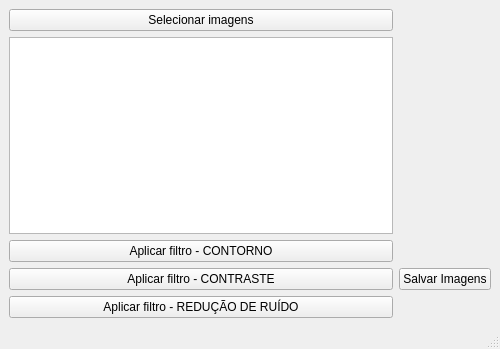
Above: main_window.ui from vitoriabarros132/image-editor-app before the change. Below: the same form after it.
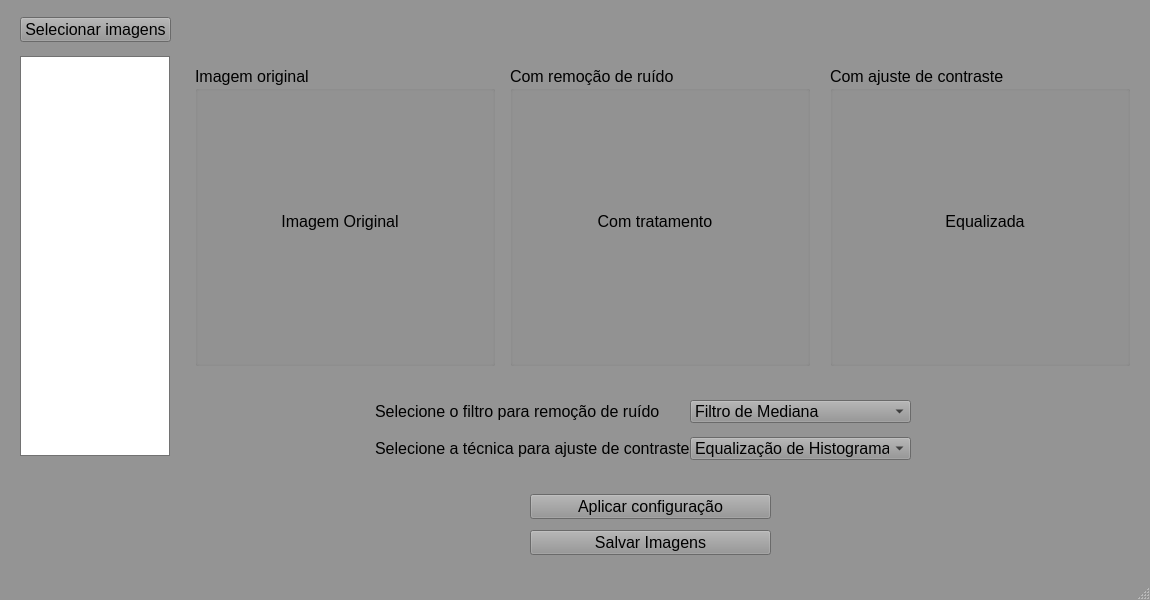
That is the form after the change. Icons and pictures are not drawn.

The edit to the form file:
```diff
--- a/main_window.ui
+++ b/main_window.ui
@@ -6,94 +6,816 @@
    <rect>
     <x>0</x>
     <y>0</y>
-    <width>500</width>
-    <height>349</height>
+    <width>1150</width>
+    <height>600</height>
    </rect>
   </property>
+  <property name="minimumSize">
+   <size>
+    <width>1150</width>
+    <height>600</height>
+   </size>
+  </property>
   <property name="maximumSize">
    <size>
-    <width>500</width>
-    <height>500</height>
+    <width>1150</width>
+    <height>600</height>
    </size>
   </property>
+  <property name="palette">
+   <palette>
+    <active>
+     <colorrole role="WindowText">
+      <brush brushstyle="SolidPattern">
+       <color alpha="255">
+        <red>0</red>
+        <green>0</green>
+        <blue>0</blue>
+       </color>
+      </brush>
+     </colorrole>
+     <colorrole role="Button">
+      <brush brushstyle="SolidPattern">
+       <color alpha="255">
+        <red>148</red>
+        <green>148</green>
+        <blue>148</blue>
+       </color>
+      </brush>
+     </colorrole>
+     <colorrole role="Light">
+      <brush brushstyle="SolidPattern">
+       <color alpha="255">
+        <red>222</red>
+        <green>222</green>
+        <blue>222</blue>
+       </color>
+      </brush>
+     </colorrole>
+     <colorrole role="Midlight">
+      <brush brushstyle="SolidPattern">
+       <color alpha="255">
+        <red>185</red>
+        <green>185</green>
+        <blue>185</blue>
+       </color>
+      </brush>
+     </colorrole>
+     <colorrole role="Dark">
+      <brush brushstyle="SolidPattern">
+       <color alpha="255">
+        <red>74</red>
+        <green>74</green>
+        <blue>74</blue>
+       </color>
+      </brush>
+     </colorrole>
+     <colorrole role="Mid">
+      <brush brushstyle="SolidPattern">
+       <color alpha="255">
+        <red>99</red>
+        <green>99</green>
+        <blue>99</blue>
+       </color>
+      </brush>
+     </colorrole>
+     <colorrole role="Text">
+      <brush brushstyle="SolidPattern">
+       <color alpha="255">
+        <red>0</red>
+        <green>0</green>
+        <blue>0</blue>
+       </color>
+      </brush>
+     </colorrole>
+     <colorrole role="BrightText">
+      <brush brushstyle="SolidPattern">
+       <color alpha="255">
+        <red>255</red>
+        <green>255</green>
+        <blue>255</blue>
+       </color>
+      </brush>
+     </colorrole>
+     <colorrole role="ButtonText">
+      <brush brushstyle="SolidPattern">
+       <color alpha="255">
+        <red>0</red>
+        <green>0</green>
+        <blue>0</blue>
+       </color>
+      </brush>
+     </colorrole>
+     <colorrole role="Base">
+      <brush brushstyle="SolidPattern">
+       <color alpha="255">
+        <red>255</red>
+        <green>255</green>
+        <blue>255</blue>
+       </color>
+      </brush>
+     </colorrole>
+     <colorrole role="Window">
+      <brush brushstyle="SolidPattern">
+       <color alpha="255">
+        <red>148</red>
+        <green>148</green>
+        <blue>148</blue>
+       </color>
+      </brush>
+     </colorrole>
+     <colorrole role="Shadow">
+      <brush brushstyle="SolidPattern">
+       <color alpha="255">
+        <red>0</red>
+        <green>0</green>
+        <blue>0</blue>
+       </color>
+      </brush>
+     </colorrole>
+     <colorrole role="Highlight">
+      <brush brushstyle="SolidPattern">
+       <color alpha="255">
+        <red>0</red>
+        <green>0</green>
+        <blue>0</blue>
+       </color>
+      </brush>
+     </colorrole>
+     <colorrole role="AlternateBase">
+      <brush brushstyle="SolidPattern">
+       <color alpha="255">
+        <red>201</red>
+        <green>201</green>
+        <blue>201</blue>
+       </color>
+      </brush>
+     </colorrole>
+     <colorrole role="ToolTipBase">
+      <brush brushstyle="SolidPattern">
+       <color alpha="255">
+        <red>255</red>
+        <green>255</green>
+        <blue>220</blue>
+       </color>
+      </brush>
+     </colorrole>
+     <colorrole role="ToolTipText">
+      <brush brushstyle="SolidPattern">
+       <color alpha="255">
+        <red>0</red>
+        <green>0</green>
+        <blue>0</blue>
+       </color>
+      </brush>
+     </colorrole>
+     <colorrole role="PlaceholderText">
+      <brush brushstyle="SolidPattern">
+       <color alpha="127">
+        <red>0</red>
+        <green>0</green>
+        <blue>0</blue>
+       </color>
+      </brush>
+     </colorrole>
+     <colorrole role="Accent">
+      <brush brushstyle="SolidPattern">
+       <color alpha="255">
+        <red>255</red>
+        <green>255</green>
+        <blue>255</blue>
+       </color>
+      </brush>
+     </colorrole>
+    </active>
+    <inactive>
+     <colorrole role="WindowText">
+      <brush brushstyle="SolidPattern">
+       <color alpha="255">
+        <red>0</red>
+        <green>0</green>
+        <blue>0</blue>
+       </color>
+      </brush>
+     </colorrole>
+     <colorrole role="Button">
+      <brush brushstyle="SolidPattern">
+       <color alpha="255">
+        <red>148</red>
+        <green>148</green>
+        <blue>148</blue>
+       </color>
+      </brush>
+     </colorrole>
+     <colorrole role="Light">
+      <brush brushstyle="SolidPattern">
+       <color alpha="255">
+        <red>222</red>
+        <green>222</green>
+        <blue>222</blue>
+       </color>
+      </brush>
+     </colorrole>
+     <colorrole role="Midlight">
+      <brush brushstyle="SolidPattern">
+       <color alpha="255">
+        <red>185</red>
+        <green>185</green>
+        <blue>185</blue>
+       </color>
+      </brush>
+     </colorrole>
+     <colorrole role="Dark">
+      <brush brushstyle="SolidPattern">
+       <color alpha="255">
+        <red>74</red>
+        <green>74</green>
+        <blue>74</blue>
+       </color>
+      </brush>
+     </colorrole>
+     <colorrole role="Mid">
+      <brush brushstyle="SolidPattern">
+       <color alpha="255">
+        <red>99</red>
+        <green>99</green>
+        <blue>99</blue>
+       </color>
+      </brush>
+     </colorrole>
+     <colorrole role="Text">
+      <brush brushstyle="SolidPattern">
+       <color alpha="255">
+        <red>0</red>
+        <green>0</green>
+        <blue>0</blue>
+       </color>
+      </brush>
+     </colorrole>
+     <colorrole role="BrightText">
+      <brush brushstyle="SolidPattern">
+       <color alpha="255">
+        <red>255</red>
+        <green>255</green>
+        <blue>255</blue>
+       </color>
+      </brush>
+     </colorrole>
+     <colorrole role="ButtonText">
+      <brush brushstyle="SolidPattern">
+       <color alpha="255">
+        <red>0</red>
+        <green>0</green>
+        <blue>0</blue>
+       </color>
+      </brush>
+     </colorrole>
+     <colorrole role="Base">
+      <brush brushstyle="SolidPattern">
+       <color alpha="255">
+        <red>255</red>
+        <green>255</green>
+        <blue>255</blue>
+       </color>
+      </brush>
+     </colorrole>
+     <colorrole role="Window">
+      <brush brushstyle="SolidPattern">
+       <color alpha="255">
+        <red>148</red>
+        <green>148</green>
+        <blue>148</blue>
+       </color>
+      </brush>
+     </colorrole>
+     <colorrole role="Shadow">
+      <brush brushstyle="SolidPattern">
+       <color alpha="255">
+        <red>0</red>
+        <green>0</green>
+        <blue>0</blue>
+       </color>
+      </brush>
+     </colorrole>
+     <colorrole role="Highlight">
+      <brush brushstyle="SolidPattern">
+       <color alpha="255">
+        <red>0</red>
+        <green>0</green>
+        <blue>0</blue>
+       </color>
+      </brush>
+     </colorrole>
+     <colorrole role="AlternateBase">
+      <brush brushstyle="SolidPattern">
+       <color alpha="255">
+        <red>201</red>
+        <green>201</green>
+        <blue>201</blue>
+       </color>
+      </brush>
+     </colorrole>
+     <colorrole role="ToolTipBase">
+      <brush brushstyle="SolidPattern">
+       <color alpha="255">
+        <red>255</red>
+        <green>255</green>
+        <blue>220</blue>
+       </color>
+      </brush>
+     </colorrole>
+     <colorrole role="ToolTipText">
+      <brush brushstyle="SolidPattern">
+       <color alpha="255">
+        <red>0</red>
+        <green>0</green>
+        <blue>0</blue>
+       </color>
+      </brush>
+     </colorrole>
+     <colorrole role="PlaceholderText">
+      <brush brushstyle="SolidPattern">
+       <color alpha="127">
+        <red>0</red>
+        <green>0</green>
+        <blue>0</blue>
+       </color>
+      </brush>
+     </colorrole>
+     <colorrole role="Accent">
+      <brush brushstyle="SolidPattern">
+       <color alpha="255">
+        <red>255</red>
+        <green>255</green>
+        <blue>255</blue>
+       </color>
+      </brush>
+     </colorrole>
+    </inactive>
+    <disabled>
+     <colorrole role="WindowText">
+      <brush brushstyle="SolidPattern">
+       <color alpha="255">
+        <red>74</red>
+        <green>74</green>
+        <blue>74</blue>
+       </color>
+      </brush>
+     </colorrole>
+     <colorrole role="Button">
+      <brush brushstyle="SolidPattern">
+       <color alpha="255">
+        <red>148</red>
+        <green>148</green>
+        <blue>148</blue>
+       </color>
+      </brush>
+     </colorrole>
+     <colorrole role="Light">
+      <brush brushstyle="SolidPattern">
+       <color alpha="255">
+        <red>222</red>
+        <green>222</green>
+        <blue>222</blue>
+       </color>
+      </brush>
+     </colorrole>
+     <colorrole role="Midlight">
+      <brush brushstyle="SolidPattern">
+       <color alpha="255">
+        <red>185</red>
+        <green>185</green>
+        <blue>185</blue>
+       </color>
+      </brush>
+     </colorrole>
+     <colorrole role="Dark">
+      <brush brushstyle="SolidPattern">
+       <color alpha="255">
+        <red>74</red>
+        <green>74</green>
+        <blue>74</blue>
+       </color>
+      </brush>
+     </colorrole>
+     <colorrole role="Mid">
+      <brush brushstyle="SolidPattern">
+       <color alpha="255">
+        <red>99</red>
+        <green>99</green>
+        <blue>99</blue>
+       </color>
+      </brush>
+     </colorrole>
+     <colorrole role="Text">
+      <brush brushstyle="SolidPattern">
+       <color alpha="255">
+        <red>74</red>
+        <green>74</green>
+        <blue>74</blue>
+       </color>
+      </brush>
+     </colorrole>
+     <colorrole role="BrightText">
+      <brush brushstyle="SolidPattern">
+       <color alpha="255">
+        <red>255</red>
+        <green>255</green>
+        <blue>255</blue>
+       </color>
+      </brush>
+     </colorrole>
+     <colorrole role="ButtonText">
+      <brush brushstyle="SolidPattern">
+       <color alpha="255">
+        <red>74</red>
+        <green>74</green>
+        <blue>74</blue>
+       </color>
+      </brush>
+     </colorrole>
+     <colorrole role="Base">
+      <brush brushstyle="SolidPattern">
+       <color alpha="255">
+        <red>148</red>
+        <green>148</green>
+        <blue>148</blue>
+       </color>
+      </brush>
+     </colorrole>
+     <colorrole role="Window">
+      <brush brushstyle="SolidPattern">
+       <color alpha="255">
+        <red>148</red>
+        <green>148</green>
+        <blue>148</blue>
+       </color>
+      </brush>
+     </colorrole>
+     <colorrole role="Shadow">
+      <brush brushstyle="SolidPattern">
+       <color alpha="255">
+        <red>0</red>
+        <green>0</green>
+        <blue>0</blue>
+       </color>
+      </brush>
+     </colorrole>
+     <colorrole role="AlternateBase">
+      <brush brushstyle="SolidPattern">
+       <color alpha="255">
+        <red>148</red>
+        <green>148</green>
+        <blue>148</blue>
+       </color>
+      </brush>
+     </colorrole>
+     <colorrole role="ToolTipBase">
+      <brush brushstyle="SolidPattern">
+       <color alpha="255">
+        <red>255</red>
+        <green>255</green>
+        <blue>220</blue>
+       </color>
+      </brush>
+     </colorrole>
+     <colorrole role="ToolTipText">
+      <brush brushstyle="SolidPattern">
+       <color alpha="255">
+        <red>0</red>
+        <green>0</green>
+        <blue>0</blue>
+       </color>
+      </brush>
+     </colorrole>
+     <colorrole role="PlaceholderText">
+      <brush brushstyle="SolidPattern">
+       <color alpha="127">
+        <red>74</red>
+        <green>74</green>
+        <blue>74</blue>
+       </color>
+      </brush>
+     </colorrole>
+     <colorrole role="Accent">
+      <brush brushstyle="SolidPattern">
+       <color alpha="255">
+        <red>192</red>
+        <green>192</green>
+        <blue>192</blue>
+       </color>
+      </brush>
+     </colorrole>
+    </disabled>
+   </palette>
+  </property>
+  <property name="font">
+   <font>
+    <family>Arial</family>
+    <pointsize>12</pointsize>
+   </font>
+  </property>
   <property name="windowTitle">
    <string>MainWindow</string>
   </property>
   <widget class="QWidget" name="centralwidget">
-   <layout class="QGridLayout" name="gridLayout_2">
-    <item row="0" column="0">
-     <layout class="QVBoxLayout" name="verticalLayout">
-      <item>
-       <layout class="QGridLayout" name="gridLayout">
-        <item row="2" column="0">
-         <widget class="QPushButton" name="applyContourButton">
-          <property name="text">
-           <string>Aplicar filtro - CONTORNO</string>
-          </property>
-         </widget>
-        </item>
-        <item row="4" column="0">
-         <widget class="QPushButton" name="applyNoiseButton">
-          <property name="text">
-           <string>Aplicar filtro - REDUÇÃO DE RUÍDO</string>
-          </property>
-         </widget>
-        </item>
-        <item row="1" column="0">
-         <widget class="QListWidget" name="imageList"/>
-        </item>
-        <item row="1" column="1">
-         <widget class="QLabel" name="imagePreview">
-          <property name="maximumSize">
-           <size>
-            <width>500</width>
-            <height>500</height>
-           </size>
-          </property>
-          <property name="text">
-           <string/>
-          </property>
-          <property name="pixmap">
-           <pixmap>../../../Downloads/d03bf668ed91521de96b6e47dab31ac1.jpg</pixmap>
-          </property>
-         </widget>
-        </item>
-        <item row="0" column="0">
-         <widget class="QPushButton" name="selectImagesButton">
-          <property name="text">
-           <string>Selecionar imagens</string>
-          </property>
-         </widget>
-        </item>
-        <item row="3" column="0">
-         <widget class="QPushButton" name="applyContrastButton">
-          <property name="text">
-           <string>Aplicar filtro - CONTRASTE</string>
-          </property>
-         </widget>
-        </item>
-        <item row="3" column="1">
-         <widget class="QPushButton" name="saveButton">
-          <property name="text">
-           <string>Salvar Imagens</string>
-          </property>
-         </widget>
-        </item>
-       </layout>
-      </item>
-     </layout>
+   <widget class="QPushButton" name="selectButton">
+    <property name="geometry">
+     <rect>
+      <x>20</x>
+      <y>17</y>
+      <width>151</width>
+      <height>25</height>
+     </rect>
+    </property>
+    <property name="text">
+     <string>Selecionar imagens</string>
+    </property>
+   </widget>
+   <widget class="QLabel" name="label_2">
+    <property name="geometry">
+     <rect>
+      <x>375</x>
+      <y>400</y>
+      <width>311</width>
+      <height>23</height>
+     </rect>
+    </property>
+    <property name="text">
+     <string>Selecione o filtro para remoção de ruído</string>
+    </property>
+   </widget>
+   <widget class="QComboBox" name="equalizationBox">
+    <property name="geometry">
+     <rect>
+      <x>690</x>
+      <y>437</y>
+      <width>221</width>
+      <height>23</height>
+     </rect>
+    </property>
+    <item>
+     <property name="text">
+      <string>Equalização de Histograma</string>
+     </property>
     </item>
-   </layout>
-  </widget>
-  <widget class="QMenuBar" name="menubar">
-   <property name="geometry">
-    <rect>
-     <x>0</x>
-     <y>0</y>
-     <width>500</width>
-     <height>22</height>
-    </rect>
-   </property>
+    <item>
+     <property name="text">
+      <string>Equalização CLAHE</string>
+     </property>
+    </item>
+   </widget>
+   <widget class="QLabel" name="label">
+    <property name="geometry">
+     <rect>
+      <x>375</x>
+      <y>437</y>
+      <width>331</width>
+      <height>23</height>
+     </rect>
+    </property>
+    <property name="text">
+     <string>Selecione a técnica para ajuste de contraste</string>
+    </property>
+   </widget>
+   <widget class="QPushButton" name="applyButton">
+    <property name="geometry">
+     <rect>
+      <x>530</x>
+      <y>494</y>
+      <width>241</width>
+      <height>25</height>
+     </rect>
+    </property>
+    <property name="text">
+     <string>Aplicar configuração</string>
+    </property>
+   </widget>
+   <widget class="QPushButton" name="saveButton">
+    <property name="geometry">
+     <rect>
+      <x>530</x>
+      <y>530</y>
+      <width>241</width>
+      <height>25</height>
+     </rect>
+    </property>
+    <property name="text">
+     <string>Salvar Imagens</string>
+    </property>
+   </widget>
+   <widget class="QComboBox" name="filterBox">
+    <property name="geometry">
+     <rect>
+      <x>690</x>
+      <y>400</y>
+      <width>221</width>
+      <height>23</height>
+     </rect>
+    </property>
+    <property name="currentIndex">
+     <number>2</number>
+    </property>
+    <item>
+     <property name="text">
+      <string>Transformada de Wavelet</string>
+     </property>
+    </item>
+    <item>
+     <property name="text">
+      <string>Filtro de Wiener</string>
+     </property>
+    </item>
+    <item>
+     <property name="text">
+      <string>Filtro de Mediana</string>
+     </property>
+    </item>
+   </widget>
+   <widget class="QListView" name="imageList">
+    <property name="geometry">
+     <rect>
+      <x>20</x>
+      <y>56</y>
+      <width>150</width>
+      <height>400</height>
+     </rect>
+    </property>
+    <property name="minimumSize">
+     <size>
+      <width>150</width>
+      <height>250</height>
+     </size>
+    </property>
+    <property name="maximumSize">
+     <size>
+      <width>150</width>
+      <height>400</height>
+     </size>
+    </property>
+   </widget>
+   <widget class="QGroupBox" name="groupBox_3">
+    <property name="geometry">
+     <rect>
+      <x>830</x>
+      <y>66</y>
+      <width>300</width>
+      <height>300</height>
+     </rect>
+    </property>
+    <property name="minimumSize">
+     <size>
+      <width>300</width>
+      <height>300</height>
+     </size>
+    </property>
+    <property name="maximumSize">
+     <size>
+      <width>300</width>
+      <height>300</height>
+     </size>
+    </property>
+    <property name="title">
+     <string>Com ajuste de contraste</string>
+    </property>
+    <widget class="QLabel" name="imgEqualizada">
+     <property name="geometry">
+      <rect>
+       <x>30</x>
+       <y>30</y>
+       <width>250</width>
+       <height>250</height>
+      </rect>
+     </property>
+     <property name="minimumSize">
+      <size>
+       <width>250</width>
+       <height>250</height>
+      </size>
+     </property>
+     <property name="maximumSize">
+      <size>
+       <width>250</width>
+       <height>250</height>
+      </size>
+     </property>
+     <property name="text">
+      <string>Equalizada</string>
+     </property>
+     <property name="alignment">
+      <set>Qt::AlignmentFlag::AlignCenter</set>
+     </property>
+    </widget>
+   </widget>
+   <widget class="QGroupBox" name="groupBox">
+    <property name="geometry">
+     <rect>
+      <x>195</x>
+      <y>66</y>
+      <width>300</width>
+      <height>300</height>
+     </rect>
+    </property>
+    <property name="minimumSize">
+     <size>
+      <width>300</width>
+      <height>300</height>
+     </size>
+    </property>
+    <property name="maximumSize">
+     <size>
+      <width>300</width>
+      <height>300</height>
+     </size>
+    </property>
+    <property name="title">
+     <string>Imagem original</string>
+    </property>
+    <widget class="QLabel" name="imgOriginal">
+     <property name="geometry">
+      <rect>
+       <x>20</x>
+       <y>30</y>
+       <width>250</width>
+       <height>250</height>
+      </rect>
+     </property>
+     <property name="minimumSize">
+      <size>
+       <width>250</width>
+       <height>250</height>
+      </size>
+     </property>
+     <property name="maximumSize">
+      <size>
+       <width>250</width>
+       <height>250</height>
+      </size>
+     </property>
+     <property name="layoutDirection">
+      <enum>Qt::LayoutDirection::LeftToRight</enum>
+     </property>
+     <property name="text">
+      <string>Imagem Original</string>
+     </property>
+     <property name="alignment">
+      <set>Qt::AlignmentFlag::AlignCenter</set>
+     </property>
+    </widget>
+   </widget>
+   <widget class="QGroupBox" name="groupBox_2">
+    <property name="geometry">
+     <rect>
+      <x>510</x>
+      <y>66</y>
+      <width>300</width>
+      <height>300</height>
+     </rect>
+    </property>
+    <property name="minimumSize">
+     <size>
+      <width>300</width>
+      <height>300</height>
+     </size>
+    </property>
+    <property name="maximumSize">
+     <size>
+      <width>300</width>
+      <height>300</height>
+     </size>
+    </property>
+    <property name="title">
+     <string>Com remoção de ruído</string>
+    </property>
+    <widget class="QLabel" name="imgFiltrada">
+     <property name="geometry">
+      <rect>
+       <x>20</x>
+       <y>30</y>
+       <width>250</width>
+       <height>250</height>
+      </rect>
+     </property>
+     <property name="minimumSize">
+      <size>
+       <width>250</width>
+       <height>250</height>
+      </size>
+     </property>
+     <property name="maximumSize">
+      <size>
+       <width>250</width>
+       <height>250</height>
+      </size>
+     </property>
+     <property name="text">
+      <string>Com tratamento</string>
+     </property>
+     <property name="alignment">
+      <set>Qt::AlignmentFlag::AlignCenter</set>
+     </property>
+    </widget>
+   </widget>
   </widget>
   <widget class="QStatusBar" name="statusbar"/>
  </widget>
```
Left out of the diff: 6 changed lines with no effect on the pictures.
